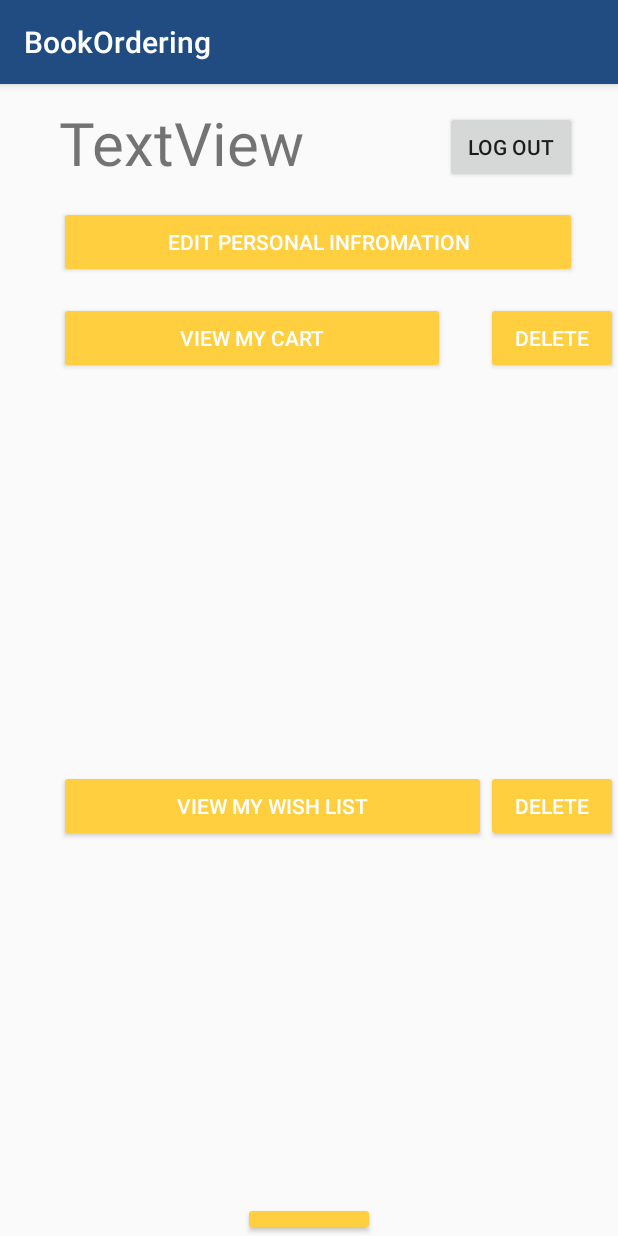
After one commit to GraceJi0/project, an Android app: the MyAccountActivity screen opened directly, with no data from a screen before it, on a phone screen of 412 x 824 dp. The commit adds this screen. Run offline under Robolectric (Android 15) with nearby library versions, the phone set to English and light mode, and no system bars.

Commit message:
add My Account page
add My Account page

```diff
--- a/Project/BookOrderingSystem/app/src/main/AndroidManifest.xml
+++ b/Project/BookOrderingSystem/app/src/main/AndroidManifest.xml
@@ -27,6 +27,8 @@
         <activity android:name=".presentation.ManagerViewCustomerActivity"></activity>
         <activity android:name=".presentation.EditBookActivity"></activity>
         <activity android:name=".presentation.SearchCategoryActivity"></activity>
+
+        <activity android:name=".presentation.MyAccountActivity"></activity>
     </application>
 
 </manifest>
--- /dev/null
+++ b/Project/BookOrderingSystem/app/src/main/java/comp3350project/bookorderingsystem/presentation/MyAccountActivity.java
@@ -0,0 +1,35 @@
+package comp3350project.bookorderingsystem.presentation;
+
+import android.content.Intent;
+import android.os.Bundle;
+import android.support.v7.app.AppCompatActivity;
+import android.widget.ListView;
+
+import java.util.ArrayList;
+
+import comp3350project.bookorderingsystem.R;
+import comp3350project.bookorderingsystem.business.AccessBook;
+import comp3350project.bookorderingsystem.objects.Book;
+
+/**
+ * Created by dinghanji on 2017-06-15.
+ */
+
+public class MyAccountActivity extends AppCompatActivity
+{
+    private String accountName;
+    private ArrayList<Book> bookList;
+    @Override
+    protected void onCreate(Bundle savedInstanceState)
+    {
+        super.onCreate(savedInstanceState);
+        setContentView(R.layout.activity_account);
+
+        Intent intent = getIntent();
+        accountName = intent.getStringExtra("name");
+
+
+        //setListView(bookList);
+        //setCategoryButton(accessBook);
+    }
+}
--- /dev/null
+++ b/Project/BookOrderingSystem/app/src/main/res/layout/activity_account.xml
@@ -0,0 +1,116 @@
+<?xml version="1.0" encoding="utf-8"?>
+
+
+    <RelativeLayout xmlns:android="http://schemas.android.com/apk/res/android"
+
+            android:layout_width="match_parent"
+            android:layout_height="match_parent">
+
+            <Button
+                android:id="@+id/logOutButton"
+                android:layout_width="wrap_content"
+                android:layout_height="wrap_content"
+                android:layout_alignParentEnd="true"
+                android:layout_alignParentRight="true"
+                android:layout_alignParentTop="true"
+                android:layout_marginEnd="27dp"
+                android:layout_marginRight="27dp"
+                android:layout_marginTop="18dp"
+                android:text="log out" />
+
+            <Button
+                android:id="@+id/editInformationBut"
+                style="@style/Widget.AppCompat.Button.Colored"
+                android:layout_width="wrap_content"
+                android:layout_height="wrap_content"
+                android:layout_marginTop="15dp"
+                android:text="edit personal infromation"
+                android:layout_below="@+id/accountText"
+                android:layout_alignLeft="@+id/accountText"
+                android:layout_alignStart="@+id/accountText"
+                android:layout_alignRight="@+id/logOutButton"
+                android:layout_alignEnd="@+id/logOutButton" />
+
+            <Button
+                android:id="@+id/cartBut"
+                style="@style/Widget.AppCompat.Button.Colored"
+                android:layout_width="wrap_content"
+                android:layout_height="wrap_content"
+                android:layout_marginTop="16dp"
+                android:text="view my cart"
+                android:layout_below="@+id/editInformationBut"
+                android:layout_alignLeft="@+id/editInformationBut"
+                android:layout_alignStart="@+id/editInformationBut"
+                android:layout_toLeftOf="@+id/logOutButton"
+                android:layout_toStartOf="@+id/logOutButton" />
+
+            <TextView
+                android:id="@+id/accountText"
+                android:layout_width="wrap_content"
+                android:layout_height="wrap_content"
+                android:layout_marginLeft="39dp"
+                android:layout_marginStart="39dp"
+                android:text="TextView"
+                android:textSize="40dp"
+                android:layout_alignBottom="@+id/logOutButton"
+                android:layout_alignParentLeft="true"
+                android:layout_alignParentStart="true" />
+
+    <ListView
+        android:id="@+id/cartList"
+        android:layout_width="530dp"
+        android:layout_height="240dp"
+        android:layout_alignLeft="@+id/cartBut"
+        android:layout_alignStart="@+id/cartBut"
+        android:layout_below="@+id/cartBut" />
+
+    <Button
+        android:id="@+id/wishListBut"
+        style="@style/Widget.AppCompat.Button.Colored"
+        android:layout_width="wrap_content"
+        android:layout_height="wrap_content"
+        android:layout_alignLeft="@+id/cartList"
+        android:layout_alignStart="@+id/cartList"
+        android:layout_below="@+id/cartList"
+        android:layout_marginTop="24dp"
+        android:text="view my wish list"
+        android:layout_toLeftOf="@+id/delete2But"
+        android:layout_toStartOf="@+id/delete2But" />
+
+    <ListView
+        android:id="@+id/wishList"
+        android:layout_width="530dp"
+        android:layout_height="240dp"
+        android:layout_alignLeft="@+id/wishListBut"
+        android:layout_alignStart="@+id/wishListBut"
+        android:layout_below="@+id/wishListBut" />
+
+    <Button
+        android:id="@+id/delete1But"
+        style="@style/Widget.AppCompat.Button.Colored"
+        android:layout_width="wrap_content"
+        android:layout_height="wrap_content"
+        android:layout_above="@+id/cartList"
+        android:layout_alignEnd="@+id/cartList"
+        android:layout_alignRight="@+id/cartList"
+        android:text="delete" />
+
+    <Button
+        android:id="@+id/delete2But"
+        style="@style/Widget.AppCompat.Button.Colored"
+        android:layout_width="wrap_content"
+        android:layout_height="wrap_content"
+        android:layout_above="@+id/wishList"
+        android:layout_alignLeft="@+id/delete1But"
+        android:layout_alignStart="@+id/delete1But"
+        android:text="delete" />
+
+    <Button
+        android:id="@+id/goBackBut"
+        style="@style/Widget.AppCompat.Button.Colored"
+        android:layout_width="wrap_content"
+        android:layout_height="wrap_content"
+        android:layout_below="@+id/wishList"
+        android:layout_centerHorizontal="true"
+        android:text="go back" />
+</RelativeLayout>
```
Also changed, not shown: Project/BookOrderingSystem/app/src/main/java/comp3350project/bookorderingsystem/business/AccessCustomer.java (+41 -0 lines), Project/BookOrderingSystem/app/src/main/java/comp3350project/bookorderingsystem/presentation/BookWithCheckboxAdapter.java (added, +50 -0 lines), Project/BookOrderingSystem/app/src/main/java/comp3350project/bookorderingsystem/presentation/SearchCategoryActivity.java (+19 -3 lines), Project/BookOrderingSystem/app/src/main/java/comp3350project/bookorderingsystem/presentation/ViewBookActivity.java (+20 -3 lines), Project/BookOrderingSystem/app/src/main/res/layout/activity_view_book.xml (+0 -8 lines), Project/BookOrderingSystem/app/src/main/res/layout/booklist_item.xml (added, +56 -0 lines).
